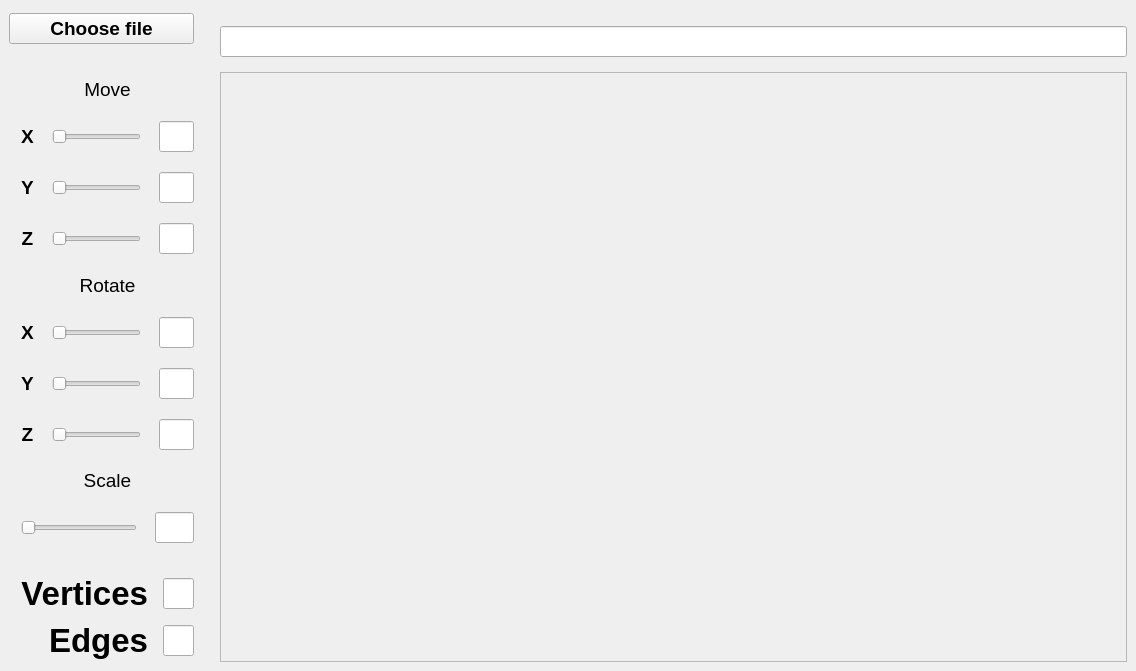
Qt form src/viewer/mainwindow.ui (GrusnyDance/3dViewer) before a commit.
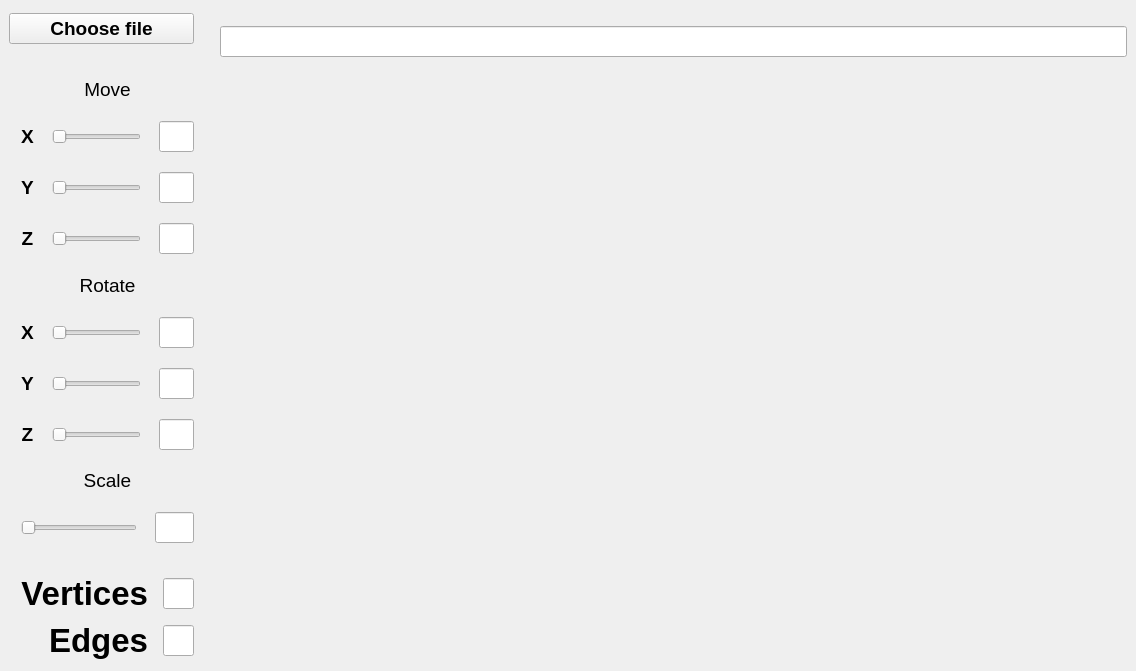
The same form after that commit.

Diff of the .ui file:
```diff
--- a/src/viewer/mainwindow.ui
+++ b/src/viewer/mainwindow.ui
@@ -701,22 +701,6 @@
       <property name="verticalSpacing">
        <number>15</number>
       </property>
-      <item row="1" column="0">
-       <widget class="QFrame" name="frame">
-        <property name="sizePolicy">
-         <sizepolicy hsizetype="Expanding" vsizetype="Preferred">
-          <horstretch>0</horstretch>
-          <verstretch>0</verstretch>
-         </sizepolicy>
-        </property>
-        <property name="frameShape">
-         <enum>QFrame::StyledPanel</enum>
-        </property>
-        <property name="frameShadow">
-         <enum>QFrame::Raised</enum>
-        </property>
-       </widget>
-      </item>
       <item row="0" column="0">
        <widget class="QLineEdit" name="FileName">
         <property name="font">
@@ -727,6 +711,9 @@
         </property>
        </widget>
       </item>
+      <item row="1" column="0">
+       <widget class="QWidget" name="widget" native="true"/>
+      </item>
      </layout>
     </item>
    </layout>
```
